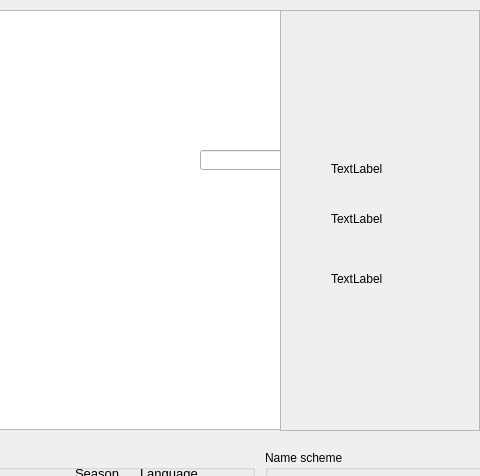
Old version of the form SeriesScraper/mainwindow.ui in the repository martinLutz1/SeriesScraper; both pictures show x 260 to 740 and y 0 to 476 of the 740 by 610 pixel window.
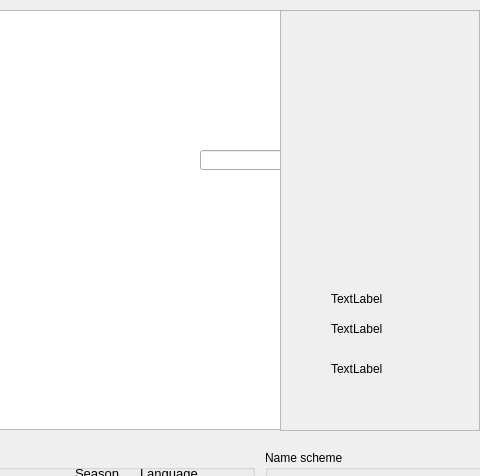
New version of the form. Icons and pictures are not drawn.

Diff of the .ui file:
```diff
--- a/SeriesScraper/mainwindow.ui
+++ b/SeriesScraper/mainwindow.ui
@@ -348,10 +348,10 @@
      <widget class="QLabel" name="imageLabel">
       <property name="geometry">
        <rect>
-        <x>40</x>
-        <y>20</y>
-        <width>91</width>
-        <height>91</height>
+        <x>10</x>
+        <y>10</y>
+        <width>111</width>
+        <height>211</height>
        </rect>
       </property>
       <property name="text">
@@ -362,7 +362,7 @@
       <property name="geometry">
        <rect>
         <x>50</x>
-        <y>150</y>
+        <y>280</y>
         <width>60</width>
         <height>16</height>
        </rect>
@@ -375,7 +375,7 @@
       <property name="geometry">
        <rect>
         <x>50</x>
-        <y>200</y>
+        <y>310</y>
         <width>60</width>
         <height>16</height>
        </rect>
@@ -388,7 +388,7 @@
       <property name="geometry">
        <rect>
         <x>50</x>
-        <y>260</y>
+        <y>350</y>
         <width>60</width>
         <height>16</height>
        </rect>
```
